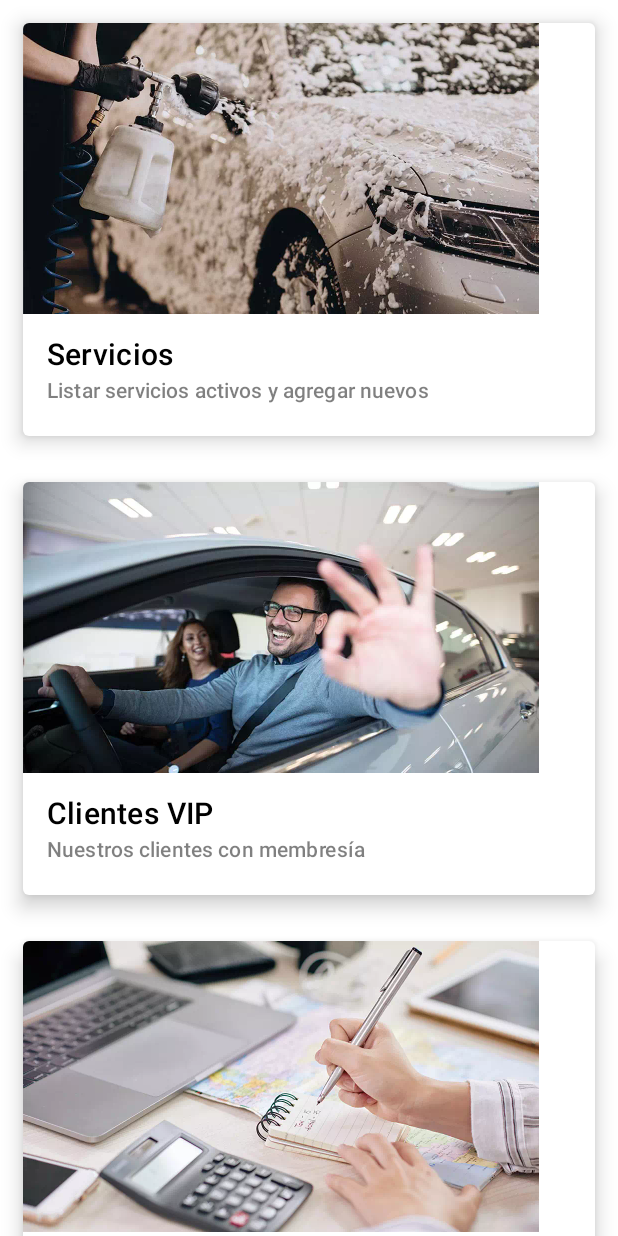
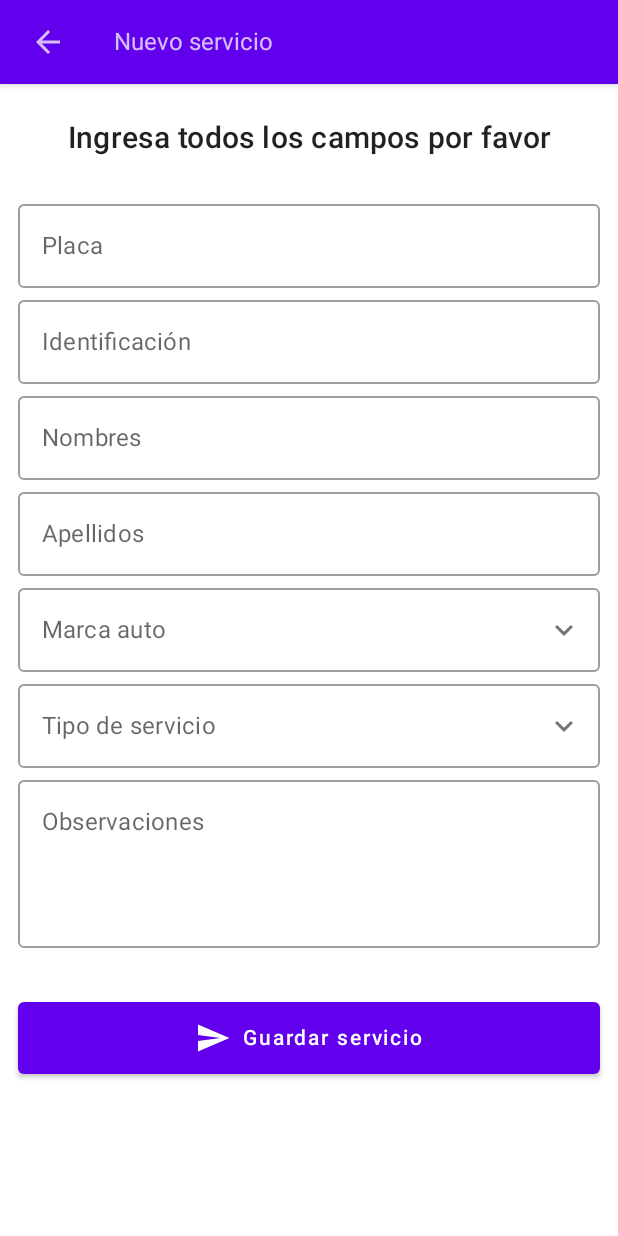
Before and after one commit to ruiz2225/example_carwash_app, an Android app built with Jetpack Compose: the screen it shows after launch (MainActivity), on a phone screen of 412 x 824 dp. Run offline under Robolectric (Android 15) with nearby library versions, the phone set to English and light mode, and no system bars.

Commit message:
Configuracion de pantallas básicas para el CRUD

```diff
--- a/app/src/main/java/com/example/carwashapp/MainActivity.kt
+++ b/app/src/main/java/com/example/carwashapp/MainActivity.kt
@@ -3,15 +3,12 @@ package com.example.carwashapp
 import android.os.Bundle
 import androidx.activity.ComponentActivity
 import androidx.activity.compose.setContent
-import androidx.compose.foundation.layout.fillMaxSize
-import androidx.compose.material.MaterialTheme
-import androidx.compose.material.Surface
 import androidx.compose.material.Text
 import androidx.compose.runtime.Composable
-import androidx.compose.ui.Modifier
 import androidx.compose.ui.tooling.preview.Preview
 import com.example.carwashapp.ui.theme.CarWashAppTheme
 import com.example.carwashapp.view.HomeScreen
+import com.example.carwashapp.view.services.ServiceFormScreen
 
 class MainActivity : ComponentActivity() {
     override fun onCreate(savedInstanceState: Bundle?) {
@@ -19,7 +16,7 @@ class MainActivity : ComponentActivity() {
         setContent {
             CarWashAppTheme {
                 // A surface container using the 'background' color from the theme
-                HomeScreen()
+                ServiceFormScreen()
             }
         }
     }
--- a/app/src/main/java/com/example/carwashapp/ui/theme/Color.kt
+++ b/app/src/main/java/com/example/carwashapp/ui/theme/Color.kt
@@ -6,3 +6,5 @@ val Purple200 = Color(0xFFBB86FC)
 val Purple500 = Color(0xFF6200EE)
 val Purple700 = Color(0xFF3700B3)
 val Teal200 = Color(0xFF03DAC5)
+val YellowPlate = Color(0XFFE1D133)
+val GreenOk = Color(0XFF64BF4F)
--- /dev/null
+++ b/app/src/main/java/com/example/carwashapp/view/services/ServiceFormScreen.kt
@@ -0,0 +1,313 @@
+package com.example.carwashapp.view.services
+
+import androidx.compose.foundation.clickable
+import androidx.compose.foundation.layout.*
+import androidx.compose.foundation.rememberScrollState
+import androidx.compose.foundation.text.KeyboardOptions
+import androidx.compose.foundation.verticalScroll
+import androidx.compose.material.*
+import androidx.compose.material.icons.Icons
+import androidx.compose.material.icons.filled.*
+import androidx.compose.runtime.*
+import androidx.compose.ui.Modifier
+import androidx.compose.ui.geometry.Size
+import androidx.compose.ui.layout.onGloballyPositioned
+import androidx.compose.ui.platform.LocalDensity
+import androidx.compose.ui.res.stringResource
+import androidx.compose.ui.text.input.KeyboardCapitalization
+import androidx.compose.ui.text.input.KeyboardType
+import androidx.compose.ui.text.style.TextAlign
+import androidx.compose.ui.tooling.preview.Preview
+import androidx.compose.ui.unit.dp
+import androidx.compose.ui.unit.toSize
+import com.example.carwashapp.R
+import com.example.carwashapp.ui.theme.GreenOk
+
+@Composable
+fun ServiceFormScreen(){
+    Scaffold(topBar = {
+        TopAppBar() {
+            Icon(imageVector = Icons.Default.ArrowBack, contentDescription = stringResource(id = R.string.desc_icon_button),
+                modifier = Modifier
+                    .clickable {
+
+                    }
+                    .padding(start = 16.dp))
+            Text(text = stringResource(id = R.string.text_topBar),
+                modifier = Modifier.padding(start = 32.dp))
+        }
+    }) {
+        val scrollState = rememberScrollState()
+        Column(modifier = Modifier.verticalScroll(scrollState)) {
+            FormService()
+            Button(modifier = Modifier
+                .fillMaxWidth()
+                .padding(12.dp)
+                .height(48.dp), onClick = { /*Acción para guardar los datos del nuevo servicio*/ }) {
+                Icon(modifier = Modifier.padding(end = 8.dp), imageVector = Icons.Filled.Send, contentDescription = stringResource(id = R.string.desc_icon_button))
+                Text(text = stringResource(id = R.string.btn_newService))
+            }
+        }
+    }
+}
+
+@Composable
+fun FormService(){
+    TitleNewService()
+    Plate()
+    IdentificationClient()
+    NamesClient()
+    SurnamesClient()
+    BrandCar()
+    ServiceType()
+    Observations()
+}
+
+@Composable
+fun TitleNewService(){
+    Text(
+        modifier = Modifier
+            .fillMaxWidth()
+            .padding(24.dp),
+        text = stringResource(id = R.string.text_title_serviceForm),
+        textAlign = TextAlign.Center,
+        style = MaterialTheme.typography.h6,
+    )
+}
+
+@Composable
+fun Plate(){
+    var value by remember { mutableStateOf("") }
+    val maxCharacter = 6
+    var stateField by remember { mutableStateOf(0) }
+    var isError by remember { mutableStateOf(false) }
+    OutlinedTextField(
+        value = value,
+        onValueChange = {
+            if(it.length <= maxCharacter){
+                value = it
+            }
+            if(it.length > 0 && it.length < maxCharacter){
+                stateField = 1
+                isError = it.length < maxCharacter
+            }else{
+                stateField = 2
+                isError = false
+            }
+        },
+        trailingIcon = {
+            when(stateField){
+                1 -> {
+                    Icon(imageVector = Icons.Default.Info,
+                        contentDescription = stringResource(id = R.string.desc_icon_field_text))
+                }
+                2 -> {
+                    Icon(imageVector = Icons.Default.CheckCircle,
+                        contentDescription = stringResource(id = R.string.desc_icon_field_text),
+                        tint = GreenOk)
+                }
+            }
+        },
+        isError = isError,
+        modifier = Modifier
+            .padding(start = 12.dp, end = 12.dp)
+            .fillMaxWidth(),
+        label = { Text(text = stringResource(id = R.string.ft_plate)) },
+        keyboardOptions = KeyboardOptions(capitalization = KeyboardCapitalization.Characters),
+        singleLine = true
+    )
+
+}
+
+@Composable
+fun IdentificationClient(){
+    var value by remember { mutableStateOf("") }
+    val maxCharacter = 10
+    val minCharacter = 7
+    var stateField by remember { mutableStateOf(0) }
+    var isError by remember { mutableStateOf(false) }
+    OutlinedTextField(value = value,
+        onValueChange = {
+            if(it.length <= maxCharacter){
+                value = it
+            }
+            if(it.length > 0 && it.length < minCharacter){
+                stateField = 1
+                isError = it.length < minCharacter
+            }else{
+                stateField = 2
+                isError = false
+            }
+        },
+        trailingIcon = {
+            when(stateField){
+                1 -> {
+                    Icon(imageVector = Icons.Default.Info, contentDescription = stringResource(id = R.string.desc_icon_field_text))
+                }
+                2 -> {
+                    Icon(imageVector = Icons.Default.CheckCircle, contentDescription = stringResource(id = R.string.desc_icon_field_text))
+                }
+            }
+        },
+        keyboardOptions = KeyboardOptions(keyboardType = KeyboardType.Number),
+        label = { Text(text = stringResource(id = R.string.ft_identification)) },
+        singleLine = true,
+        modifier = Modifier
+            .padding(start = 12.dp, end = 12.dp)
+            .fillMaxWidth())
+}
+
+@Composable
+fun NamesClient(){
+    var value by remember { mutableStateOf("") }
+    var stateField by remember { mutableStateOf(0) }
+    OutlinedTextField(value = value,
+        onValueChange = {value = it},
+        trailingIcon = {
+            when(stateField){
+                1 -> {
+                    Icon(imageVector = Icons.Default.Info, contentDescription = stringResource(id = R.string.desc_icon_field_text))
+                }
+                2 -> {
+                    Icon(imageVector = Icons.Default.CheckCircle, contentDescription = stringResource(id = R.string.desc_icon_field_text))
+                }
+            }
+        },
+        label = { Text(text = stringResource(id = R.string.ft_name)) },
+        singleLine = true,
+        modifier = Modifier
+            .padding(start = 12.dp, end = 12.dp)
+            .fillMaxWidth(),
+        keyboardOptions = KeyboardOptions(capitalization = KeyboardCapitalization.Words)
+    )
+}
+
+@Composable
+fun SurnamesClient(){
+    var value by remember { mutableStateOf("") }
+    OutlinedTextField(value = value,
+        onValueChange = { value = it },
+        label = { Text(text = stringResource(id = R.string.ft_surname)) },
+        singleLine = true,
+        modifier = Modifier
+            .padding(start = 12.dp, end = 12.dp)
+            .fillMaxWidth(),
+        keyboardOptions = KeyboardOptions(capitalization = KeyboardCapitalization.Words)
+    )
+}
+
+@Composable
+fun BrandCar(){
+    var expanded by remember { mutableStateOf(false) }
+    val suggestions = listOf("Alfa Romeo", "Audi", "BMW", "Chevrolet", "Citroën", "Fiat", "Ford", "Honda", "Hyundai", "KIA", "Mazda", "Nissan", "Toyota", "Volkswagen")
+    var selectedText by remember { mutableStateOf("") }
+
+    var textfieldSize by remember { mutableStateOf(Size.Zero) }
+
+    val icon = if (expanded)
+        Icons.Filled.KeyboardArrowUp
+    else
+        Icons.Filled.KeyboardArrowDown
+
+
+    Column(Modifier.padding(start = 12.dp, end = 12.dp)) {
+        OutlinedTextField(
+            value = selectedText,
+            readOnly = true,
+            onValueChange = { selectedText = it },
+            modifier = Modifier
+                .fillMaxWidth()
+                .onGloballyPositioned { coordinates ->
+                    textfieldSize = coordinates.size.toSize()
+                },
+            label = { Text(stringResource(id = R.string.ft_brand)) },
+            trailingIcon = {
+                Icon(icon,stringResource(id = R.string.desc_icon_spinners),
+                    Modifier.clickable { expanded = !expanded })
+            }
+        )
+        DropdownMenu(
+            expanded = expanded,
+            onDismissRequest = { expanded = false },
+            modifier = Modifier
+                .width(with(LocalDensity.current){textfieldSize.width.toDp()})
+        ) {
+            suggestions.forEach { label ->
+                DropdownMenuItem(onClick = {
+                    selectedText = label
+                    expanded = false
+                }) {
+                    Text(text = label)
+                }
+            }
+        }
+    }
+}
+
+@Composable
+fun ServiceType(){
+    var expanded by remember { mutableStateOf(false) }
+    val suggestions = listOf("Regular", "Silver", "Premium")
+    var selectedText by remember  { mutableStateOf("") }
+    var textfieldSize by remember { mutableStateOf(Size.Zero) }
+
+    val icon = if (expanded)
+        Icons.Filled.KeyboardArrowUp
+    else
+        Icons.Filled.KeyboardArrowDown
+
+
+    Column(Modifier.padding(start = 12.dp, end = 12.dp)) {
+        OutlinedTextField(
+            value = selectedText,
+            readOnly = true,
+            onValueChange = { selectedText = it },
+            modifier = Modifier
+                .fillMaxWidth()
+                .onGloballyPositioned { coordinates ->
+                    textfieldSize = coordinates.size.toSize()
+                },
+            label = { Text(text = stringResource(id = R.string.ft_serviceType)) },
+            trailingIcon = {
+                Icon(icon, stringResource(id = R.string.desc_icon_spinners),
+                    Modifier.clickable { expanded = !expanded })
+            }
+        )
+        DropdownMenu(
+            expanded = expanded,
+            onDismissRequest = { expanded = false },
+            modifier = Modifier
+                .width(with(LocalDensity.current){textfieldSize.width.toDp()})
+        ) {
+            suggestions.forEach { label ->
+                DropdownMenuItem(onClick = {
+                    selectedText = label
+                    expanded = false
+                }) {
+                    Text(text = label)
+                }
+            }
+        }
+    }
+
+}
+
+@Composable
+fun Observations(){
+    var value by remember  { mutableStateOf("") }
+    OutlinedTextField(value = value,
+        onValueChange = {
+            value = it},
+        label = { Text(text = stringResource(id = R.string.ft_observation)) },
+        singleLine = false,
+        modifier = Modifier
+            .fillMaxWidth()
+            .padding(start = 12.dp, end = 12.dp, bottom = 24.dp)
+            .height(120.dp))
+}
+
+@Preview(showSystemUi = true)
+@Composable
+fun PreviewFormService(){
+    ServiceFormScreen()
+}
--- a/app/src/main/res/values/strings.xml
+++ b/app/src/main/res/values/strings.xml
@@ -10,8 +10,26 @@
     <string name="title_card_admin">Administración</string>
     <string name="subtitle_card_admin">Reportes y estadísticas generales</string>
 
+    <!-- ServiceFormScreen -->
+    <string name="text_topBar">Nuevo servicio</string>
+    <string name="text_title_serviceForm">Ingresa todos los campos por favor</string>
+    <string name="ft_plate">Placa</string>
+    <string name="ft_identification">Identificación</string>
+    <string name="ft_name">Nombres</string>
+    <string name="ft_surname">Apellidos</string>
+    <string name="ft_brand">Marca auto</string>
+    <string name="ft_serviceType">Tipo de servicio</string>
+    <string name="ft_observation">Observaciones</string>
+    <string name="btn_newService">Guardar servicio</string>
+    <string name="btn_updateService">Actualizar servicio</string>
+
 
     <!-- ContentDescription -->
     <string name="desc_image_cards">Imágenes descriptivas</string>
+    <string name="desc_icon_spinners">Iconos Spinner</string>
+    <string name="desc_icon_cards">Iconos Card</string>
+    <string name="desc_icon_button">Icono botón</string>
+    <string name="desc_icon_field_text">Iconos FieldText</string>
+
 
 </resources>
```
Also changed, not shown: app/src/main/java/com/example/carwashapp/view/admin/AdminScreen.kt (added, +8 -0 lines), app/src/main/java/com/example/carwashapp/view/services/ServiceList.kt (added, +33 -0 lines), app/src/main/java/com/example/carwashapp/view/services/ServiceListItem.kt (added, +67 -0 lines), app/src/main/java/com/example/carwashapp/view/services/ServiceListScreen.kt (added, +40 -0 lines), app/src/main/java/com/example/carwashapp/view/vip_clients/VipClientsScreen.kt (added, +8 -0 lines).
